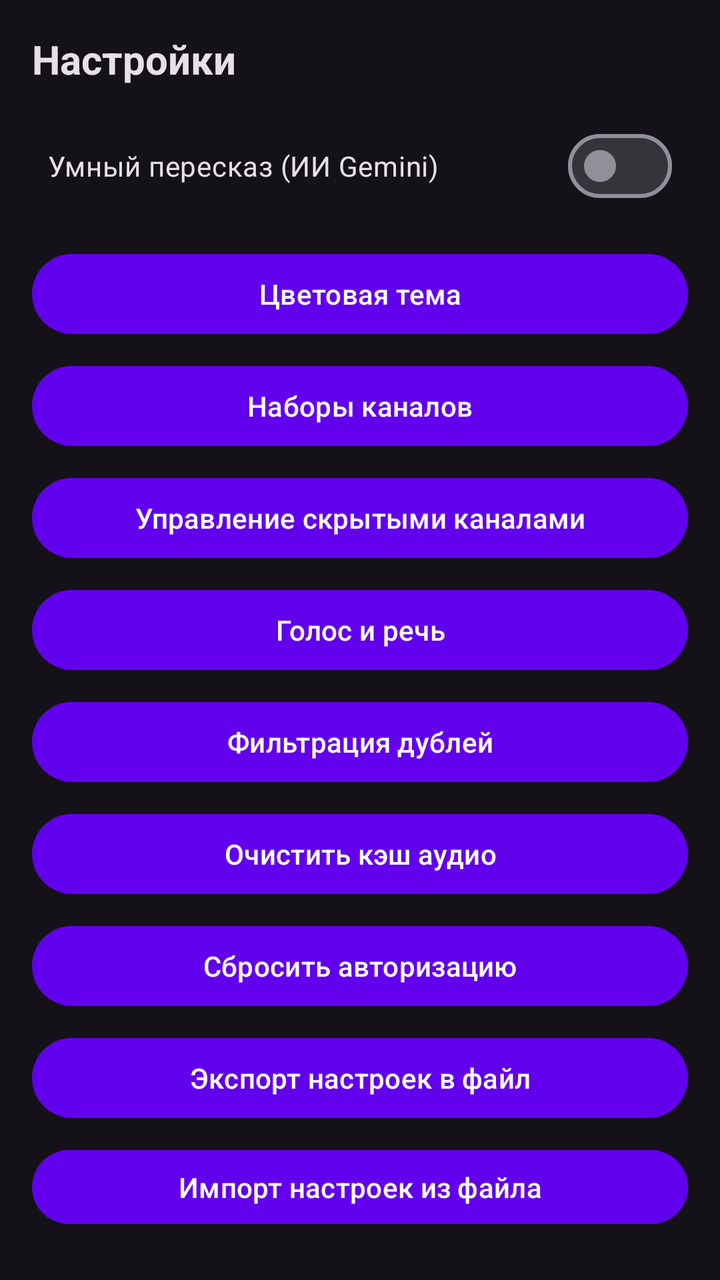
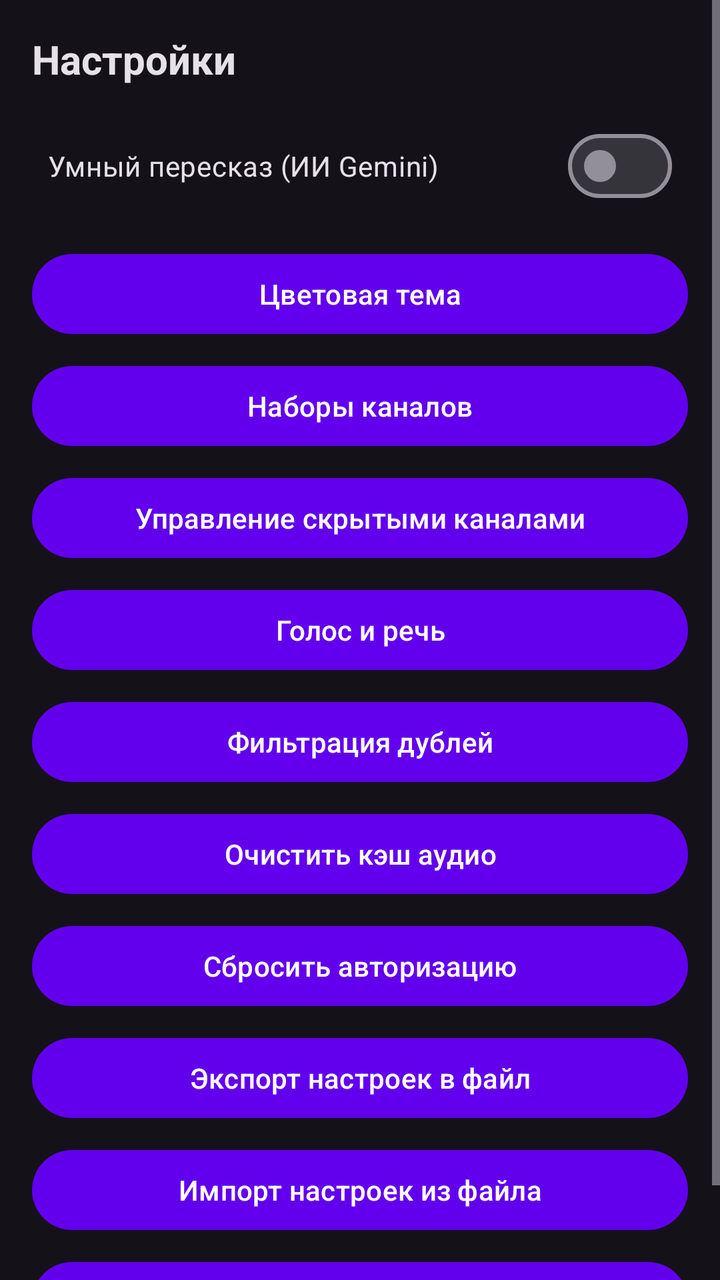

Compare the two renders of this Android layout. The source of the first and the diff that turns it into the second are given below.
<!-- AndroidManifest.xml: application theme Theme.TelegramNewsReader -->
<!-- res/layout/dialog_settings.xml -->
<?xml version="1.0" encoding="utf-8"?>
<LinearLayout xmlns:android="http://schemas.android.com/apk/res/android"
    android:layout_width="match_parent"
    android:layout_height="wrap_content"
    android:orientation="vertical"
    android:padding="16dp">

    <TextView
        android:layout_width="wrap_content"
        android:layout_height="wrap_content"
        android:text="Настройки"
        android:textSize="20sp"
        android:textStyle="bold"
        android:layout_marginBottom="16dp"
        android:textColor="?attr/colorOnSurface" />

    <com.google.android.material.materialswitch.MaterialSwitch
        android:id="@+id/switch_ai_summary"
        android:layout_width="match_parent"
        android:layout_height="wrap_content"
        android:text="Умный пересказ (ИИ Gemini)"
        android:layout_marginBottom="16dp"
        android:padding="8dp" />

    <Button
        android:id="@+id/btn_color_theme"
        android:layout_width="match_parent"
        android:layout_height="wrap_content"
        android:text="Цветовая тема"
        android:layout_marginBottom="8dp"
        style="@style/Widget.Material3.Button" />

    <Button
        android:id="@+id/btn_manage_presets_settings"
        android:layout_width="match_parent"
        android:layout_height="wrap_content"
        android:text="Наборы каналов"
        android:layout_marginBottom="8dp"
        style="@style/Widget.Material3.Button" />

    <Button
        android:id="@+id/btn_manage_hidden"
        android:layout_width="match_parent"
        android:layout_height="wrap_content"
        android:text="Управление скрытыми каналами"
        android:layout_marginBottom="8dp"
        style="@style/Widget.Material3.Button" />

    <Button
        android:id="@+id/btn_voice_settings"
        android:layout_width="match_parent"
        android:layout_height="wrap_content"
        android:text="Голос и речь"
        android:layout_marginBottom="8dp"
        style="@style/Widget.Material3.Button" />

    <Button
        android:id="@+id/btn_dedup_settings"
        android:layout_width="match_parent"
        android:layout_height="wrap_content"
        android:text="@string/dedup_title"
        android:layout_marginBottom="8dp"
        style="@style/Widget.Material3.Button" />

    <Button
        android:id="@+id/btn_clear_cache"
        android:layout_width="match_parent"
        android:layout_height="wrap_content"
        android:text="Очистить кэш аудио"
        android:layout_marginBottom="8dp"
        style="@style/Widget.Material3.Button" />

    <Button
        android:id="@+id/btn_reset_auth"
        android:layout_width="match_parent"
        android:layout_height="wrap_content"
        android:text="Сбросить авторизацию"
        android:layout_marginBottom="8dp"
        style="@style/Widget.Material3.Button" />

    <Button
        android:id="@+id/btn_export_settings"
        android:layout_width="match_parent"
        android:layout_height="wrap_content"
        android:text="Экспорт настроек в файл"
        android:layout_marginBottom="8dp"
        style="@style/Widget.Material3.Button" />

    <Button
        android:id="@+id/btn_import_settings"
        android:layout_width="match_parent"
        android:layout_height="wrap_content"
        android:text="Импорт настроек из файла"
        android:layout_marginBottom="8dp"
        style="@style/Widget.Material3.Button" />

    <Button
        android:id="@+id/btn_about"
        android:layout_width="match_parent"
        android:layout_height="wrap_content"
        android:text="О программе"
        style="@style/Widget.Material3.Button" />

</LinearLayout>
<!-- resources referenced by this layout -->
<resources>
  <string name="dedup_title">Фильтрация дублей</string>
  <style name="Theme.TelegramNewsReader" parent="Theme.TelegramNewsReader.Purple" />
  <style name="Theme.TelegramNewsReader.Purple" parent="Theme.Material3.Dark.NoActionBar">
          <item name="colorPrimary">@color/purple_500</item>
          <item name="colorPrimaryVariant">@color/purple_700</item>
          <item name="colorOnPrimary">@color/white</item>
          <item name="android:statusBarColor">?attr/colorPrimaryVariant</item>
          <item name="actionBarStyle">@style/CustomActionBarStyle</item>
      </style>
  <color name="purple_500">#FF6200EE</color>
  <color name="purple_700">#FF3700B3</color>
  <color name="white">#FFFFFFFF</color>
  <style name="CustomActionBarStyle" parent="Widget.Material3.ActionBar.Solid">
          <item name="titleTextStyle">@style/CustomActionBarTitle</item>
          <item name="android:titleTextStyle">@style/CustomActionBarTitle</item>
      </style>
  <style name="CustomActionBarTitle" parent="TextAppearance.Material3.ActionBar.Title">
          <item name="android:textSize">18sp</item>
          <item name="android:textStyle">bold</item>
          <item name="android:textColor">@color/white</item>
          <item name="android:gravity">center</item>
          <item name="android:layout_gravity">center</item>
      </style>
</resources>

<!-- the commit's change to res/layout/dialog_settings.xml (unified diff, before → after) -->
@@ -1,104 +1,109 @@
 <?xml version="1.0" encoding="utf-8"?>
-<LinearLayout xmlns:android="http://schemas.android.com/apk/res/android"
+<ScrollView xmlns:android="http://schemas.android.com/apk/res/android"
     android:layout_width="match_parent"
-    android:layout_height="wrap_content"
-    android:orientation="vertical"
-    android:padding="16dp">
+    android:layout_height="wrap_content">
 
-    <TextView
-        android:layout_width="wrap_content"
-        android:layout_height="wrap_content"
-        android:text="Настройки"
-        android:textSize="20sp"
-        android:textStyle="bold"
-        android:layout_marginBottom="16dp"
-        android:textColor="?attr/colorOnSurface" />
-
-    <com.google.android.material.materialswitch.MaterialSwitch
-        android:id="@+id/switch_ai_summary"
+    <LinearLayout
         android:layout_width="match_parent"
         android:layout_height="wrap_content"
-        android:text="Умный пересказ (ИИ Gemini)"
-        android:layout_marginBottom="16dp"
-        android:padding="8dp" />
+        android:orientation="vertical"
+        android:padding="16dp">
 
-    <Button
-        android:id="@+id/btn_color_theme"
-        android:layout_width="match_parent"
-        android:layout_height="wrap_content"
-        android:text="Цветовая тема"
-        android:layout_marginBottom="8dp"
-        style="@style/Widget.Material3.Button" />
+        <TextView
+            android:layout_width="wrap_content"
+            android:layout_height="wrap_content"
+            android:text="Настройки"
+            android:textSize="20sp"
+            android:textStyle="bold"
+            android:layout_marginBottom="16dp"
+            android:textColor="?attr/colorOnSurface" />
 
-    <Button
-        android:id="@+id/btn_manage_presets_settings"
-        android:layout_width="match_parent"
-        android:layout_height="wrap_content"
-        android:text="Наборы каналов"
-        android:layout_marginBottom="8dp"
-        style="@style/Widget.Material3.Button" />
+        <com.google.android.material.materialswitch.MaterialSwitch
+            android:id="@+id/switch_ai_summary"
+            android:layout_width="match_parent"
+            android:layout_height="wrap_content"
+            android:text="Умный пересказ (ИИ Gemini)"
+            android:layout_marginBottom="16dp"
+            android:padding="8dp" />
 
-    <Button
-        android:id="@+id/btn_manage_hidden"
-        android:layout_width="match_parent"
-        android:layout_height="wrap_content"
-        android:text="Управление скрытыми каналами"
-        android:layout_marginBottom="8dp"
-        style="@style/Widget.Material3.Button" />
+        <Button
+            android:id="@+id/btn_color_theme"
+            android:layout_width="match_parent"
+            android:layout_height="wrap_content"
+            android:text="Цветовая тема"
+            android:layout_marginBottom="8dp"
+            style="@style/Widget.Material3.Button" />
 
-    <Button
-        android:id="@+id/btn_voice_settings"
-        android:layout_width="match_parent"
-        android:layout_height="wrap_content"
-        android:text="Голос и речь"
-        android:layout_marginBottom="8dp"
-        style="@style/Widget.Material3.Button" />
+        <Button
+            android:id="@+id/btn_manage_presets_settings"
+            android:layout_width="match_parent"
+            android:layout_height="wrap_content"
+            android:text="Наборы каналов"
+            android:layout_marginBottom="8dp"
+            style="@style/Widget.Material3.Button" />
 
-    <Button
-        android:id="@+id/btn_dedup_settings"
-        android:layout_width="match_parent"
-        android:layout_height="wrap_content"
-        android:text="@string/dedup_title"
-        android:layout_marginBottom="8dp"
-        style="@style/Widget.Material3.Button" />
+        <Button
+            android:id="@+id/btn_manage_hidden"
+            android:layout_width="match_parent"
+            android:layout_height="wrap_content"
+            android:text="Управление скрытыми каналами"
+            android:layout_marginBottom="8dp"
+            style="@style/Widget.Material3.Button" />
 
-    <Button
-        android:id="@+id/btn_clear_cache"
-        android:layout_width="match_parent"
-        android:layout_height="wrap_content"
-        android:text="Очистить кэш аудио"
-        android:layout_marginBottom="8dp"
-        style="@style/Widget.Material3.Button" />
+        <Button
+            android:id="@+id/btn_voice_settings"
+            android:layout_width="match_parent"
+            android:layout_height="wrap_content"
+            android:text="Голос и речь"
+            android:layout_marginBottom="8dp"
+            style="@style/Widget.Material3.Button" />
 
-    <Button
-        android:id="@+id/btn_reset_auth"
-        android:layout_width="match_parent"
-        android:layout_height="wrap_content"
-        android:text="Сбросить авторизацию"
-        android:layout_marginBottom="8dp"
-        style="@style/Widget.Material3.Button" />
+        <Button
+            android:id="@+id/btn_dedup_settings"
+            android:layout_width="match_parent"
+            android:layout_height="wrap_content"
+            android:text="@string/dedup_title"
+            android:layout_marginBottom="8dp"
+            style="@style/Widget.Material3.Button" />
 
-    <Button
-        android:id="@+id/btn_export_settings"
-        android:layout_width="match_parent"
-        android:layout_height="wrap_content"
-        android:text="Экспорт настроек в файл"
-        android:layout_marginBottom="8dp"
-        style="@style/Widget.Material3.Button" />
+        <Button
+            android:id="@+id/btn_clear_cache"
+            android:layout_width="match_parent"
+            android:layout_height="wrap_content"
+            android:text="Очистить кэш аудио"
+            android:layout_marginBottom="8dp"
+            style="@style/Widget.Material3.Button" />
 
-    <Button
-        android:id="@+id/btn_import_settings"
-        android:layout_width="match_parent"
-        android:layout_height="wrap_content"
-        android:text="Импорт настроек из файла"
-        android:layout_marginBottom="8dp"
-        style="@style/Widget.Material3.Button" />
+        <Button
+            android:id="@+id/btn_reset_auth"
+            android:layout_width="match_parent"
+            android:layout_height="wrap_content"
+            android:text="Сбросить авторизацию"
+            android:layout_marginBottom="8dp"
+            style="@style/Widget.Material3.Button" />
 
-    <Button
-        android:id="@+id/btn_about"
-        android:layout_width="match_parent"
-        android:layout_height="wrap_content"
-        android:text="О программе"
-        style="@style/Widget.Material3.Button" />
+        <Button
+            android:id="@+id/btn_export_settings"
+            android:layout_width="match_parent"
+            android:layout_height="wrap_content"
+            android:text="Экспорт настроек в файл"
+            android:layout_marginBottom="8dp"
+            style="@style/Widget.Material3.Button" />
 
-</LinearLayout>
+        <Button
+            android:id="@+id/btn_import_settings"
+            android:layout_width="match_parent"
+            android:layout_height="wrap_content"
+            android:text="Импорт настроек из файла"
+            android:layout_marginBottom="8dp"
+            style="@style/Widget.Material3.Button" />
+
+        <Button
+            android:id="@+id/btn_about"
+            android:layout_width="match_parent"
+            android:layout_height="wrap_content"
+            android:text="О программе"
+            style="@style/Widget.Material3.Button" />
+
+    </LinearLayout>
+</ScrollView>
